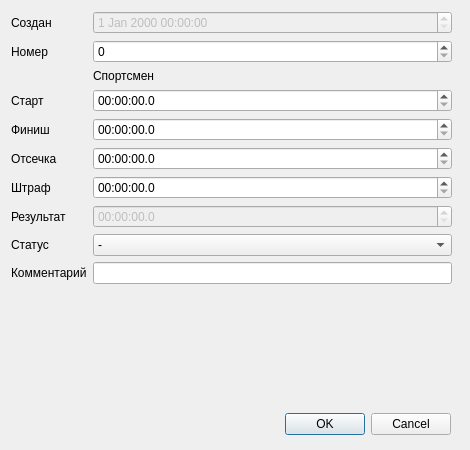
Above: app/src/formresult.ui from godzilloff/t-event before the change. Below: the same form after it.
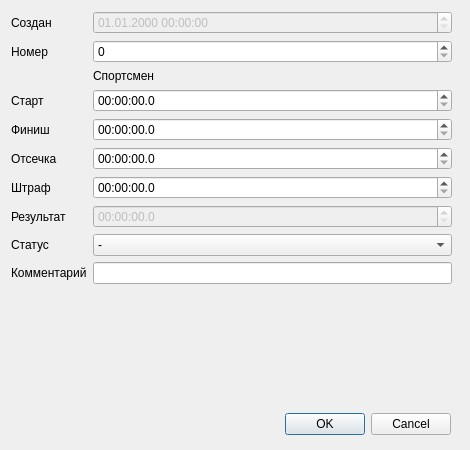
That is the form after the change.

Commit message: feat(result): изменём формат вывода даты и времени добавления результата

Patch:
```diff
--- a/app/src/formresult.ui
+++ b/app/src/formresult.ui
@@ -51,6 +51,9 @@
       <property name="enabled">
        <bool>false</bool>
       </property>
+      <property name="displayFormat">
+       <string>dd.MM.yyyy HH:mm:ss</string>
+      </property>
      </widget>
     </item>
     <item row="1" column="0">
```
